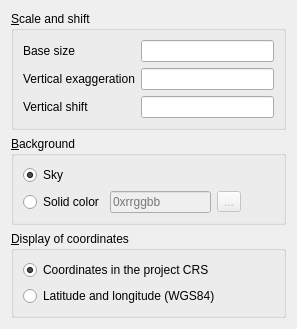
Before: the Qt Designer form ui/worldproperties.ui in minorua/Qgis2threejs, drawn with Qt 5.
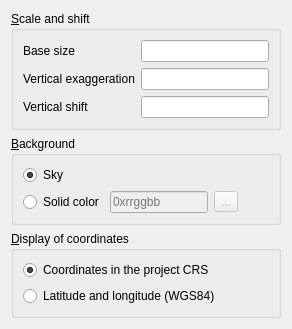
After: the same form once the commit is applied.

```diff
--- a/ui/worldproperties.ui
+++ b/ui/worldproperties.ui
@@ -6,8 +6,8 @@
    <rect>
     <x>0</x>
     <y>0</y>
-    <width>297</width>
-    <height>328</height>
+    <width>292</width>
+    <height>309</height>
    </rect>
   </property>
   <property name="windowTitle">
```
Left out of the diff: 11 changed lines with no effect on the pictures.
